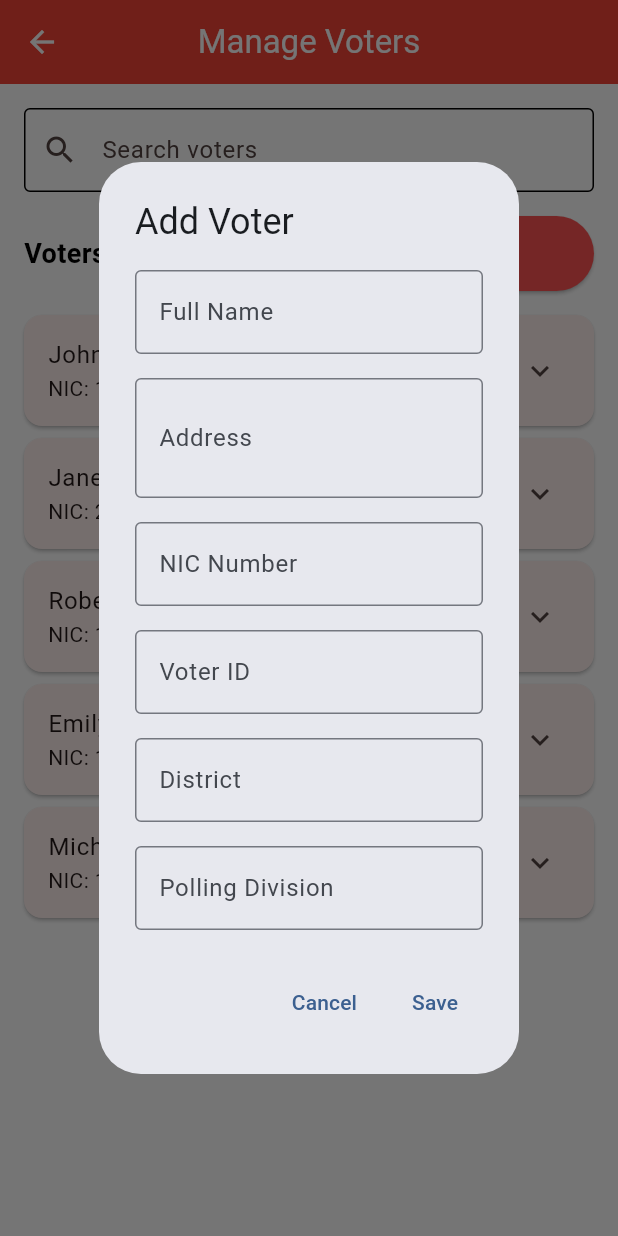
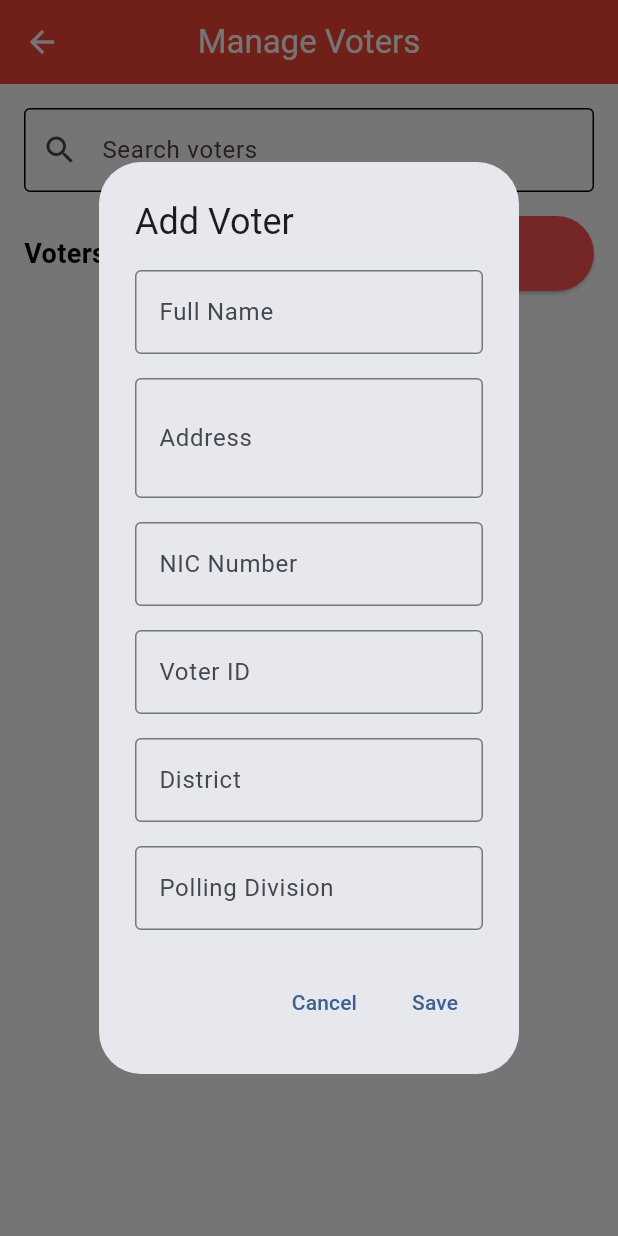
Before and after one commit to lakshannaveen/evotemobile, a Flutter app: the ManageVotersPage screen opened directly, after a tap on "Add Voter", on a phone screen of 412 x 824 dp. Run offline on Flutter 3.47's test engine with Material 3 defaults, Android fonts, the light colour scheme and no system bars; our stand-ins replace cloud_firestore, firebase_core; missing offline and left inert: bcrypt, dart_jsonwebtoken; accounts and stored records are empty.

Commit message:
add voter service for managing voter data in Firestore

```diff
--- a/lib/pages/manage_voters_page.dart
+++ b/lib/pages/manage_voters_page.dart
@@ -1,5 +1,7 @@
 import 'package:flutter/material.dart';
 import 'package:evoteapp/config/theme.dart';
+import 'package:evoteapp/services/voter_service.dart';
+import 'package:cloud_firestore/cloud_firestore.dart';
 
 class ManageVotersPage extends StatefulWidget {
   const ManageVotersPage({super.key});
@@ -10,100 +12,59 @@ class ManageVotersPage extends StatefulWidget {
 
 class ManageVotersPageState extends State<ManageVotersPage> {
   final TextEditingController _searchController = TextEditingController();
-  final List<Map<String, dynamic>> _voters = [
-    {
-      'id': '1',
-      'name': 'John Doe',
-      'address': '123 Temple Road, Colombo 03',
-      'nic': '199912345678',
-      'voterId': '20-01-12345',
-      'district': 'Colombo',
-      'pollingDivision': 'Colombo Central',
-      'voteStatus': false
-    },
-    {
-      'id': '2',
-      'name': 'Jane Smith',
-      'address': '45 Galle Road, Dehiwala',
-      'nic': '200012345678',
-      'voterId': '20-02-12346',
-      'district': 'Colombo',
-      'pollingDivision': 'Dehiwala',
-      'voteStatus': false
-    },
-    {
-      'id': '3',
-      'name': 'Robert Johnson',
-      'address': '789 Kandy Road, Kandy',
-      'nic': '199812345678',
-      'voterId': '20-03-12347',
-      'district': 'Kandy',
-      'pollingDivision': 'Kandy Central',
-      'voteStatus': false
-    },
-    {
-      'id': '4',
-      'name': 'Emily Davis',
-      'address': '101 Gampaha Road, Gampaha',
-      'nic': '199712345678',
-      'voterId': '20-04-12348',
-      'district': 'Gampaha',
-      'pollingDivision': 'Gampaha Central',
-      'voteStatus': false
-    },
-    {
-      'id': '5',
-      'name': 'Michael Wilson',
-      'address': '202 Matara Road, Matara',
-      'nic': '199612345678',
-      'voterId': '20-05-12349',
-      'district': 'Matara',
-      'pollingDivision': 'Matara Central',
-      'voteStatus': false
-    },
-  ];
-  List<Map<String, dynamic>> _filteredVoters = [];
+  final VoterService _voterService = VoterService();
+  List<QueryDocumentSnapshot> _filteredVoters = [];
+  bool _isLoading = false;
 
   @override
   void initState() {
     super.initState();
-    _filteredVoters = _voters;
   }
 
   void _addVoter() {
     showDialog(
       context: context,
       builder: (context) => _VoterFormDialog(
-        onSubmit: (voter) {
-          setState(() {
-            _voters.add({
-              'id': '${_voters.length + 1}',
-              ...voter,
-              'voteStatus': false,
-            });
-            _filterVoters(_searchController.text);
-          });
+        onSubmit: (voter) async {
+          try {
+            await _voterService.addVoter(voter);
+            if (mounted) {
+              ScaffoldMessenger.of(context).showSnackBar(
+                const SnackBar(content: Text('Voter added successfully')),
+              );
+            }
+          } catch (e) {
+            if (mounted) {
+              ScaffoldMessenger.of(context).showSnackBar(
+                SnackBar(content: Text('Error adding voter: $e')),
+              );
+            }
+          }
         },
       ),
     );
   }
 
-  void _editVoter(Map<String, dynamic> voter) {
+  void _editVoter(QueryDocumentSnapshot voter) {
     showDialog(
       context: context,
       builder: (context) => _VoterFormDialog(
-        initialValue: voter,
-        onSubmit: (updatedVoter) {
-          setState(() {
-            final index = _voters.indexWhere((v) => v['id'] == voter['id']);
-            if (index != -1) {
-              _voters[index] = {
-                ..._voters[index],
-                ...updatedVoter,
-              };
-              _filterVoters(_searchController.text);
+        initialValue: voter.data() as Map<String, dynamic>,
+        onSubmit: (updatedVoter) async {
+          try {
+            await _voterService.updateVoter(voter.id, updatedVoter);
+            if (mounted) {
+              ScaffoldMessenger.of(context).showSnackBar(
+                const SnackBar(content: Text('Voter updated successfully')),
+              );
             }
-          });
+          } catch (e) {
+            if (mounted) {
+              ScaffoldMessenger.of(context).showSnackBar(
+                SnackBar(content: Text('Error updating voter: $e')),
+              );
+            }
+          }
         },
       ),
     );
@@ -121,12 +82,23 @@ class ManageVotersPageState extends State<ManageVotersPage> {
             child: const Text('Cancel'),
           ),
           TextButton(
-            onPressed: () {
-              setState(() {
-                _voters.removeWhere((voter) => voter['id'] == id);
-                _filterVoters(_searchController.text);
-              });
+            onPressed: () async {
+              try {
+                await _voterService.deleteVoter(id);
+                if (mounted) {
                   Navigator.of(context).pop();
+                  ScaffoldMessenger.of(context).showSnackBar(
+                    const SnackBar(content: Text('Voter deleted successfully')),
+                  );
+                }
+              } catch (e) {
+                if (mounted) {
+                  Navigator.of(context).pop();
+                  ScaffoldMessenger.of(context).showSnackBar(
+                    SnackBar(content: Text('Error deleting voter: $e')),
+                  );
+                }
+              }
             },
             child: const Text('Delete', style: TextStyle(color: Colors.red)),
           ),
@@ -135,21 +107,28 @@ class ManageVotersPageState extends State<ManageVotersPage> {
     );
   }
 
-  void _filterVoters(String query) {
+  Future<void> _filterVoters(String query) async {
+    setState(() => _isLoading = true);
+    try {
+      if (query.isEmpty) {
+        setState(() => _isLoading = false);
+        return;
+      }
+      final results = await _voterService.searchVoters(query);
+      if (mounted) {
         setState(() {
-      if (query.isEmpty) {
-        _filteredVoters = _voters;
-      } else {
-        _filteredVoters = _voters.where((voter) {
-          final searchQuery = query.toLowerCase();
-          return voter['name'].toString().toLowerCase().contains(searchQuery) ||
-              voter['nic'].toString().toLowerCase().contains(searchQuery) ||
-              voter['voterId'].toString().toLowerCase().contains(searchQuery) ||
-              voter['district'].toString().toLowerCase().contains(searchQuery) ||
-              voter['pollingDivision'].toString().toLowerCase().contains(searchQuery);
-        }).toList();
+          _filteredVoters = results;
+          _isLoading = false;
+        });
       }
-    });
+    } catch (e) {
+      if (mounted) {
+        setState(() => _isLoading = false);
+        ScaffoldMessenger.of(context).showSnackBar(
+          SnackBar(content: Text('Error searching voters: $e')),
+        );
+      }
+    }
   }
 
   @override
@@ -179,12 +158,18 @@ class ManageVotersPageState extends State<ManageVotersPage> {
               Row(
                 mainAxisAlignment: MainAxisAlignment.spaceBetween,
                 children: [
-                  Text(
-                    'Voters (${_filteredVoters.length})',
+                  StreamBuilder<QuerySnapshot>(
+                    stream: _voterService.getVoters(),
+                    builder: (context, snapshot) {
+                      final voterCount = snapshot.hasData ? snapshot.data!.docs.length : 0;
+                      return Text(
+                        'Voters ($voterCount)',
                         style: const TextStyle(
                           fontSize: 18,
                           fontWeight: FontWeight.bold,
                         ),
+                      );
+                    },
                   ),
                   ElevatedButton.icon(
                     onPressed: _addVoter,
@@ -195,30 +180,47 @@ class ManageVotersPageState extends State<ManageVotersPage> {
               ),
               const SizedBox(height: 16),
               Expanded(
-                child: _filteredVoters.isEmpty
-                    ? const Center(
-                        child: Text('No voters found'),
-                      )
-                    : ListView.builder(
-                        itemCount: _filteredVoters.length,
+                child: StreamBuilder<QuerySnapshot>(
+                  stream: _voterService.getVoters(),
+                  builder: (context, snapshot) {
+                    if (snapshot.hasError) {
+                      return Center(child: Text('Error: ${snapshot.error}'));
+                    }
+
+                    if (snapshot.connectionState == ConnectionState.waiting) {
+                      return const Center(child: CircularProgressIndicator());
+                    }
+
+                    final voters = _searchController.text.isEmpty
+                        ? snapshot.data!.docs
+                        : _filteredVoters;
+
+                    if (voters.isEmpty) {
+                      return const Center(child: Text('No voters found'));
+                    }
+
+                    return ListView.builder(
+                      itemCount: voters.length,
                       itemBuilder: (context, index) {
-                          final voter = _filteredVoters[index];
+                        final voter = voters[index];
+                        final data = voter.data() as Map<String, dynamic>;
+
                         return Card(
                           margin: const EdgeInsets.only(bottom: 8.0),
                           child: ExpansionTile(
-                              title: Text(voter['name']),
-                              subtitle: Text('NIC: ${voter['nic']}'),
+                            title: Text(data['name'] ?? 'N/A'),
+                            subtitle: Text('NIC: ${data['nic'] ?? 'N/A'}'),
                             children: [
                               Padding(
                                 padding: const EdgeInsets.all(16.0),
                                 child: Column(
                                   crossAxisAlignment: CrossAxisAlignment.start,
                                   children: [
-                                      Text('Address: ${voter['address']}'),
-                                      Text('Voter ID: ${voter['voterId']}'),
-                                      Text('District: ${voter['district']}'),
-                                      Text('Polling Division: ${voter['pollingDivision']}'),
-                                      Text('Vote Status: ${voter['voteStatus'] ? 'Voted' : 'Not Voted'}'),
+                                    Text('Address: ${data['address'] ?? 'N/A'}'),
+                                    Text('Voter ID: ${data['voterId'] ?? 'N/A'}'),
+                                    Text('District: ${data['district'] ?? 'N/A'}'),
+                                    Text('Polling Division: ${data['pollingDivision'] ?? 'N/A'}'),
+                                    Text('Vote Status: ${data['voteStatus'] == true ? 'Voted' : 'Not Voted'}'),
                                     const SizedBox(height: 8),
                                     Row(
                                       mainAxisAlignment: MainAxisAlignment.end,
@@ -228,9 +230,8 @@ class ManageVotersPageState extends State<ManageVotersPage> {
                                           onPressed: () => _editVoter(voter),
                                         ),
                                         IconButton(
-                                            icon: const Icon(Icons.delete,
-                                                color: Colors.red),
-                                            onPressed: () => _deleteVoter(voter['id']),
+                                          icon: const Icon(Icons.delete, color: Colors.red),
+                                          onPressed: () => _deleteVoter(voter.id),
                                         ),
                                       ],
                                     ),
@@ -239,6 +240,8 @@ class ManageVotersPageState extends State<ManageVotersPage> {
                               ),
                             ],
                           ),
+                        );
+                      },
                     );
                   },
                 ),
```
Also changed, not shown: lib/services/voter_service.dart (added, +64 -0 lines). Lines whose indentation alone changed are shown as unchanged.
